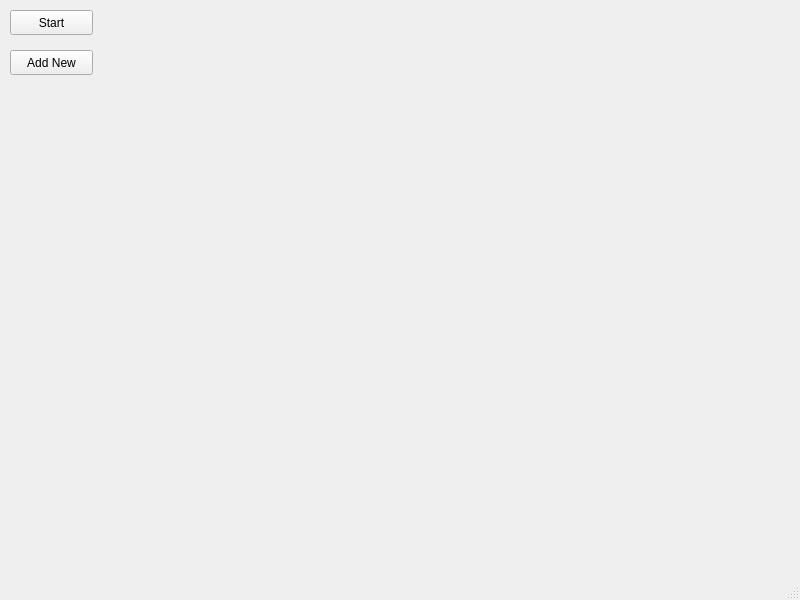
Before: the Qt Designer form src/gui/GUI/mainwindow.ui in kamerado/USB-Password-Manager, drawn with Qt 5.
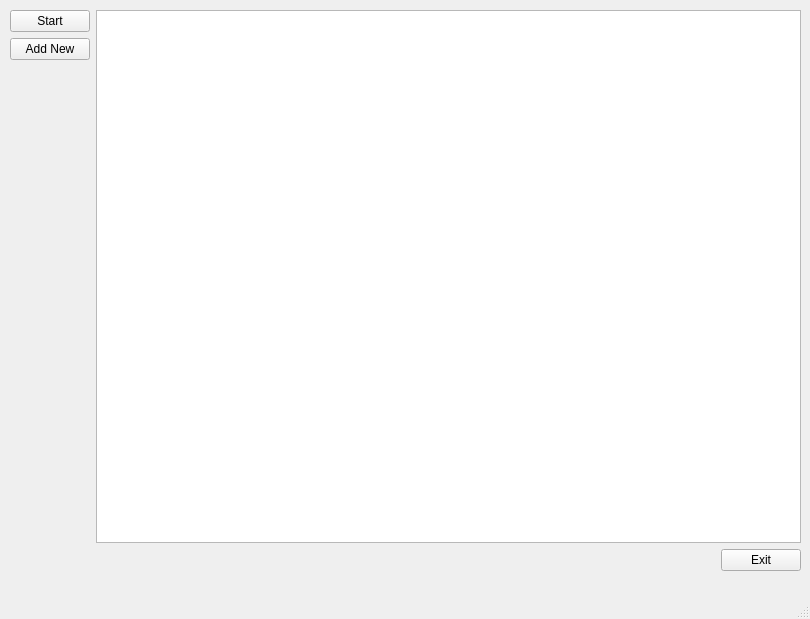
After: the same form once the commit is applied.

What changed in the file:
```diff
--- a/src/gui/GUI/mainwindow.ui
+++ b/src/gui/GUI/mainwindow.ui
@@ -6,23 +6,32 @@
    <rect>
     <x>0</x>
     <y>0</y>
-    <width>800</width>
-    <height>600</height>
+    <width>810</width>
+    <height>619</height>
    </rect>
   </property>
   <property name="windowTitle">
    <string>MainWindow</string>
   </property>
   <widget class="QWidget" name="centralwidget">
-   <widget class="QPushButton" name="StartButton">
+   <widget class="QWidget" name="">
     <property name="geometry">
      <rect>
       <x>10</x>
       <y>10</y>
-      <width>83</width>
-      <height>25</height>
+      <width>791</width>
+      <height>561</height>
      </rect>
     </property>
+    <layout class="QVBoxLayout" name="verticalLayout_3">
+     <item>
+      <layout class="QHBoxLayout" name="horizontalLayout">
+       <item>
+        <layout class="QVBoxLayout" name="verticalLayout_2">
+         <item>
+          <layout class="QVBoxLayout" name="verticalLayout">
+           <item>
+            <widget class="QPushButton" name="StartButton">
     <property name="text">
      <string>Start</string>
     </property>
@@ -30,19 +39,62 @@
      <bool>true</bool>
     </property>
    </widget>
+           </item>
+           <item>
    <widget class="QPushButton" name="AddNewButton">
-    <property name="geometry">
-     <rect>
-      <x>10</x>
-      <y>50</y>
-      <width>83</width>
-      <height>25</height>
-     </rect>
-    </property>
     <property name="text">
      <string>Add New</string>
     </property>
    </widget>
+           </item>
+          </layout>
+         </item>
+         <item>
+          <spacer name="verticalSpacer">
+           <property name="orientation">
+            <enum>Qt::Vertical</enum>
+           </property>
+           <property name="sizeHint" stdset="0">
+            <size>
+             <width>78</width>
+             <height>448</height>
+            </size>
+           </property>
+          </spacer>
+         </item>
+        </layout>
+       </item>
+       <item>
+        <widget class="QTableView" name="tableView"/>
+       </item>
+      </layout>
+     </item>
+     <item>
+      <layout class="QHBoxLayout" name="horizontalLayout_2">
+       <item>
+        <spacer name="horizontalSpacer">
+         <property name="orientation">
+          <enum>Qt::Horizontal</enum>
+         </property>
+         <property name="sizeHint" stdset="0">
+          <size>
+           <width>678</width>
+           <height>20</height>
+          </size>
+         </property>
+        </spacer>
+       </item>
+       <item>
+        <widget class="QPushButton" name="exitButton">
+         <property name="text">
+          <string>Exit</string>
+         </property>
+        </widget>
+       </item>
+      </layout>
+     </item>
+    </layout>
+   </widget>
   </widget>
   <widget class="QMenuBar" name="menubar">
    <property name="geometry">
```
Left out of the diff: 2 changed lines with no effect on the pictures. Lines whose indentation alone changed are shown as unchanged.
